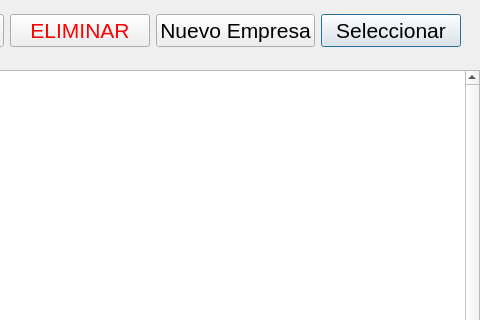
Old version of the form empresabuscar.ui in the repository agustingabiola/mutCam; both pictures show x 820 to 1300 and y 0 to 320 of the 1300 by 650 pixel window.
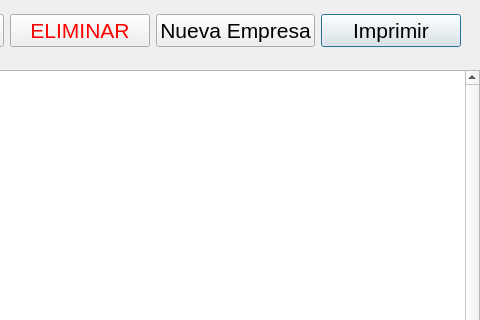
New version of the form. Icons and pictures are not drawn.

Commit message: Agregado imprimir busqueda de empresas

Diff of the .ui file:
```diff
--- a/empresabuscar.ui
+++ b/empresabuscar.ui
@@ -266,7 +266,7 @@
        </font>
       </property>
       <property name="text">
-       <string>Nuevo Empresa</string>
+       <string>Nueva Empresa</string>
       </property>
       <property name="autoDefault">
        <bool>false</bool>
@@ -290,7 +290,7 @@
        </font>
       </property>
       <property name="text">
-       <string>Seleccionar</string>
+       <string>Imprimir</string>
       </property>
       <property name="autoDefault">
        <bool>true</bool>
```
Left out of the diff: 2 changed lines with no effect on the pictures. The commit also changes 10 other files.
